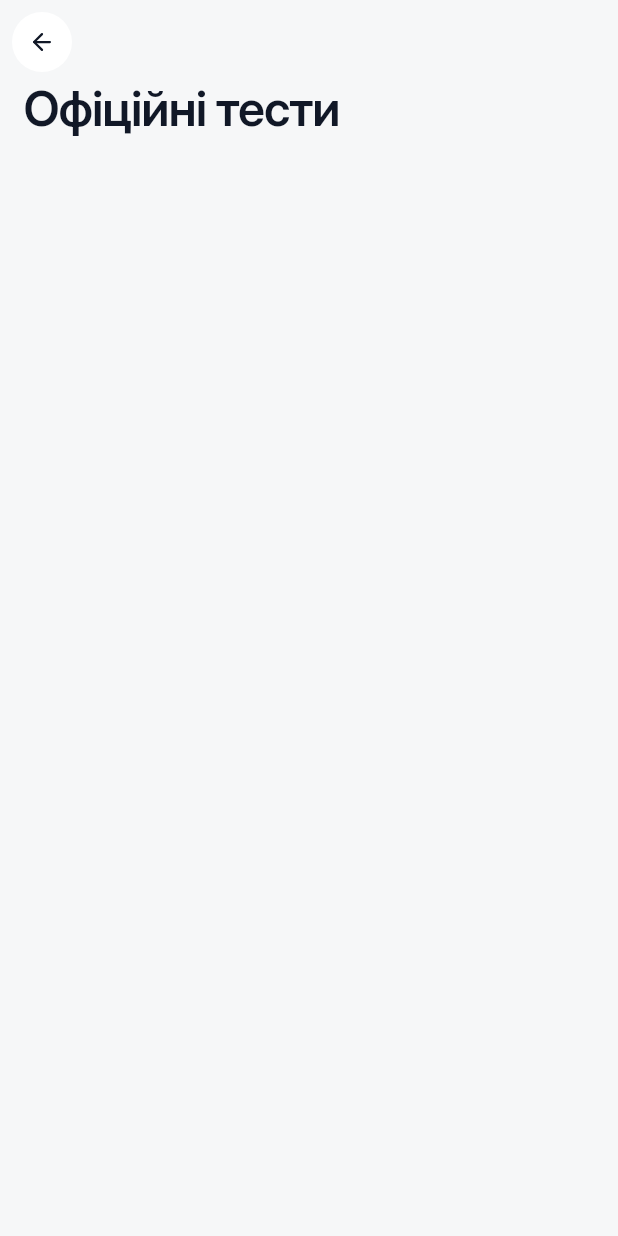
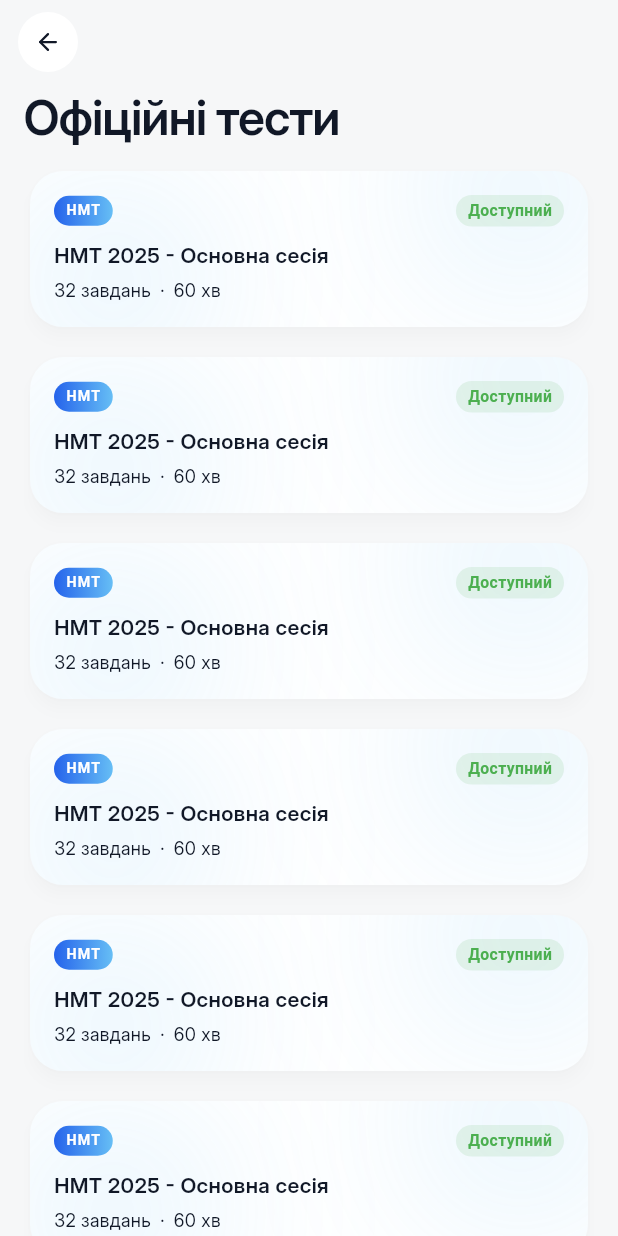
Before and after one commit to Misha-Kamskov/exam-prep-english, a Flutter app: the screen it shows after launch, after a tap on "Офіційні тести НМТ і ЗНО", on a phone screen of 412 x 824 dp. Run offline on Flutter 3.47's test engine with Material 3 defaults, Android fonts, the phone set to English and light mode, and no system bars; our stand-ins replace auto_route, get_it, lucide_icons_flutter, talker_flutter.

Commit message:
style(official-tests): add list and official test cards

```diff
--- a/lib/features/main/presentation/widgets/app_bottom_navigation_bar.dart
+++ b/lib/features/main/presentation/widgets/app_bottom_navigation_bar.dart
@@ -125,7 +125,7 @@ class _NavBarItem extends StatelessWidget {
           borderRadius: BorderRadius.circular(20),
           child: Padding(
             padding: const EdgeInsets.symmetric(
-              horizontal: 13,
+              horizontal: 15,
               vertical: 7,
             ),
             child: Column(
@@ -155,9 +155,7 @@ class _NavBarItem extends StatelessWidget {
                   style: TextStyle(
                     fontFamily: AppTypography.fontFamily,
                     fontSize: 10,
-                    fontWeight: isSelected
-                        ? FontWeight.w600
-                        : FontWeight.w500,
+                    fontWeight: FontWeight.w600,
                     height: 1,
                     color: foregroundColor,
                   ),
--- a/lib/features/practice/modes/official_tests/presentation/official_tests_screen.dart
+++ b/lib/features/practice/modes/official_tests/presentation/official_tests_screen.dart
@@ -1,5 +1,5 @@
-import 'package:auto_route/annotations.dart';
 import 'package:auto_route/auto_route.dart';
+import 'package:exam_prep_english/features/practice/modes/official_tests/widgets/official_test_card.dart';
 import 'package:flutter/material.dart';
 import 'package:flutter/services.dart';
 import 'package:lucide_icons_flutter/lucide_icons.dart';
@@ -25,15 +25,18 @@ class OfficialTestsScreen extends StatelessWidget {
         systemNavigationBarIconBrightness: isDark
             ? Brightness.light
             : Brightness.dark,
+        systemStatusBarContrastEnforced: false,
         systemNavigationBarContrastEnforced: false,
-        systemStatusBarContrastEnforced: false,
       ),
       child: Scaffold(
         backgroundColor: theme.scaffoldBackgroundColor,
         appBar: AppBar(
           backgroundColor: theme.scaffoldBackgroundColor,
+          scrolledUnderElevation: 0,
           elevation: 0,
-          leading: Center(
+          leading: Padding(
+            padding: const EdgeInsets.only(left: 8),
+            child: Center(
               child: Container(
                 height: 40,
                 width: 40,
@@ -53,9 +56,10 @@ class OfficialTestsScreen extends StatelessWidget {
               ),
             ),
           ),
+        ),
         body: SafeArea(
           child: Padding(
-            padding: const EdgeInsets.fromLTRB(16, 0, 16, 100),
+            padding: const EdgeInsets.fromLTRB(16, 6, 16, 0),
             child: Column(
               crossAxisAlignment: CrossAxisAlignment.start,
               children: [
@@ -67,6 +71,24 @@ class OfficialTestsScreen extends StatelessWidget {
                   ),
                 ),
                 const SizedBox(height: 16),
+
+                Expanded(
+                  child: ListView.separated(
+                    padding: const EdgeInsets.only(bottom: 100),
+                    itemCount: 10,
+                    separatorBuilder: (context, index) =>
+                        const SizedBox(height: 12),
+                    itemBuilder: (context, index) {
+                      return OfficialTestCard(
+                        title: 'НМТ 2025 - Основна сесія',
+                        testType: 'НМТ',
+                        questions: 32,
+                        durationMinutes: 60,
+                        onClick: () {},
+                      );
+                    },
+                  ),
+                ),
               ],
             ),
           ),
--- /dev/null
+++ b/lib/features/practice/modes/official_tests/widgets/official_test_card.dart
@@ -0,0 +1,174 @@
+import 'package:flutter/material.dart';
+
+import '../../../../../app/theme/app_typography.dart';
+
+import 'dart:ui';
+
+class OfficialTestCard extends StatelessWidget {
+  const OfficialTestCard({
+    super.key,
+    required this.title,
+    required this.testType,
+    required this.questions,
+    required this.durationMinutes,
+    required this.onClick,
+  });
+
+  final String title;
+  final String testType;
+  final int questions;
+  final int durationMinutes;
+  final VoidCallback onClick;
+
+  @override
+  Widget build(BuildContext context) {
+    final theme = Theme.of(context);
+    final colors = theme.colorScheme;
+
+    final chart2Color = const HSLColor.fromAHSL(1.0, 203, 0.88, 0.68).toColor();
+
+    return Card(
+      elevation: 4,
+      shadowColor: Colors.black.withValues(alpha: 0.1),
+      shape: RoundedRectangleBorder(borderRadius: BorderRadius.circular(22)),
+      color: colors.surface,
+      clipBehavior: Clip.antiAlias,
+      child: InkWell(
+        onTap: onClick,
+        splashColor: Colors.transparent,
+        highlightColor: colors.primary.withValues(alpha: 0.05),
+        child: Stack(
+          children: [
+            Positioned(
+              right: -40,
+              top: -50,
+              child: IgnorePointer(
+                child: ImageFiltered(
+                  imageFilter: ImageFilter.blur(sigmaX: 60, sigmaY: 60),
+                  child: Container(
+                    width: 170,
+                    height: 128,
+                    decoration: BoxDecoration(
+                      color: chart2Color.withValues(alpha: 0.2),
+                      shape: BoxShape.circle,
+                    ),
+                  ),
+                ),
+              ),
+            ),
+
+            Positioned(
+              top: 10,
+              left: -30,
+              child: IgnorePointer(
+                child: ImageFiltered(
+                  imageFilter: ImageFilter.blur(sigmaX: 60, sigmaY: 60),
+                  child: Container(
+                    width: 170,
+                    height: 128,
+                    decoration: BoxDecoration(
+                      color: chart2Color.withValues(alpha: 0.2),
+                      shape: BoxShape.circle,
+                    ),
+                  ),
+                ),
+              ),
+            ),
+
+            Padding(
+              padding: const EdgeInsets.all(16),
+              child: Column(
+                crossAxisAlignment: CrossAxisAlignment.start,
+                mainAxisSize: MainAxisSize.min,
+                children: [
+                  Row(
+                    mainAxisAlignment: MainAxisAlignment.spaceBetween,
+                    children: [
+                      Container(
+                        padding: const EdgeInsets.symmetric(
+                          horizontal: 8,
+                          vertical: 3,
+                        ),
+                        decoration: BoxDecoration(
+                          gradient: LinearGradient(
+                            colors: [colors.primary, chart2Color],
+                          ),
+                          borderRadius: BorderRadius.circular(100),
+                        ),
+                        child: Text(
+                          testType.toUpperCase(),
+                          style: TextStyle(
+                            color: colors.onPrimary,
+                            fontSize: 9.5,
+                            fontWeight: FontWeight.w600,
+                            letterSpacing: 0.8,
+                          ),
+                        ),
+                      ),
+                      Container(
+                        padding: const EdgeInsets.symmetric(
+                          horizontal: 8,
+                          vertical: 3,
+                        ),
+                        decoration: BoxDecoration(
+                          color: Colors.green.withValues(alpha: 0.12),
+                          borderRadius: BorderRadius.circular(100),
+                        ),
+                        child: const Row(
+                          mainAxisSize: MainAxisSize.min,
+                          children: [
+                            Text(
+                              'Доступний',
+                              style: TextStyle(
+                                color: Colors.green,
+                                fontSize: 10.5,
+                                fontWeight: FontWeight.w600,
+                              ),
+                            ),
+                          ],
+                        ),
+                      ),
+                    ],
+                  ),
+                  const SizedBox(height: 10),
+                  Text(
+                    title,
+                    style: AppTypography.cardTitle.copyWith(
+                      color: colors.onSurface,
+                    ),
+                  ),
+                  const SizedBox(height: 6),
+                  Row(
+                    children: [
+                      Text(
+                        '$questions завдань',
+                        style: AppTypography.cardDescription.copyWith(
+                          color: colors.onSurfaceVariant,
+                        ),
+                      ),
+                      Padding(
+                        padding: const EdgeInsets.symmetric(horizontal: 6),
+                        child: Text(
+                          '·',
+                          style: AppTypography.cardDescription.copyWith(
+                            color: colors.onSurfaceVariant,
+                          ),
+                        ),
+                      ),
+                      Text(
+                        '$durationMinutes хв',
+                        style: AppTypography.cardDescription.copyWith(
+                          color: colors.onSurfaceVariant,
+                        ),
+                      ),
+                    ],
+                  ),
+                ],
+              ),
+            ),
+          ],
+        ),
+      ),
+    );
+  }
+}
--- a/lib/features/practice/presentation/screens/practice_screen.dart
+++ b/lib/features/practice/presentation/screens/practice_screen.dart
@@ -35,7 +35,7 @@ class PracticeScreen extends StatelessWidget {
                 onClick: () {
                   context.router.push(const OfficialTestsRoute());
                 },
-                icon: LucideIcons.fileText,
+                icon: LucideIcons.badgeCheck,
                 title: 'Офіційні тести НМТ і ЗНО',
                 description: 'Реальні варіанти минулих років з офіційними бланками відповідей',
               ),
--- a/lib/features/practice/presentation/widgets/practice_mode_card.dart
+++ b/lib/features/practice/presentation/widgets/practice_mode_card.dart
@@ -71,13 +71,6 @@ class PracticeModeCard extends StatelessWidget {
                           color: colors.onSurface,
                         ),
                       ),
-                      const SizedBox(height: 4),
-                      Text(
-                        description,
-                        style: AppTypography.cardDescription.copyWith(
-                          color: colors.onSurfaceVariant,
-                        ),
-                      ),
                     ],
                   ),
                 ),
```
Lines whose indentation alone changed are shown as unchanged.
